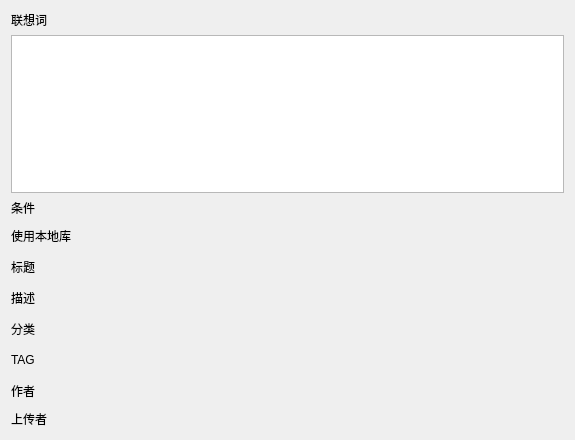
This is ui/component/ui_line_edit_help_widget.ui in tonquer/picacg-qt as Qt 5 draws it before an edit. The edited form follows.
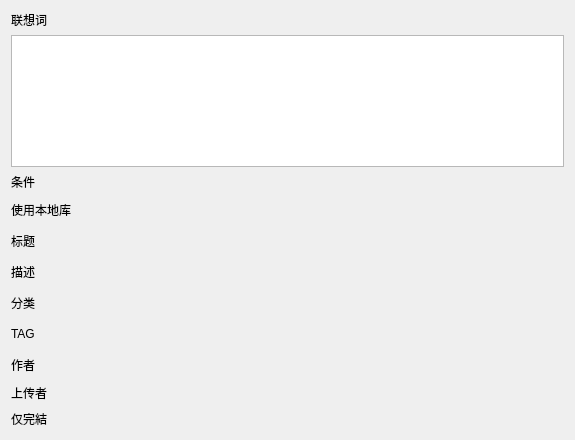
This is the edited form. Custom widgets are drawn as their Qt base class.

Patch:
```diff
--- a/ui/component/ui_line_edit_help_widget.ui
+++ b/ui/component/ui_line_edit_help_widget.ui
@@ -66,7 +66,7 @@
      <item>
       <widget class="QLabel" name="label_3">
        <property name="text">
-        <string>          </string>
+        <string/>
        </property>
       </widget>
      </item>
@@ -332,6 +332,46 @@
      </item>
     </layout>
    </item>
+   <item>
+    <layout class="QHBoxLayout" name="horizontalLayout_7">
+     <item>
+      <widget class="QLabel" name="label_5">
+       <property name="minimumSize">
+        <size>
+         <width>100</width>
+         <height>0</height>
+        </size>
+       </property>
+       <property name="text">
+        <string>仅完結</string>
+       </property>
+      </widget>
+     </item>
+     <item>
+      <widget class="SwitchButton" name="finishWidget" native="true">
+       <property name="minimumSize">
+        <size>
+         <width>75</width>
+         <height>20</height>
+        </size>
+       </property>
+      </widget>
+     </item>
+     <item>
+      <spacer name="horizontalSpacer_8">
+       <property name="orientation">
+        <enum>Qt::Horizontal</enum>
+       </property>
+       <property name="sizeHint" stdset="0">
+        <size>
+         <width>40</width>
+         <height>20</height>
+        </size>
+       </property>
+      </spacer>
+     </item>
+    </layout>
+   </item>
   </layout>
  </widget>
  <customwidgets>
```
